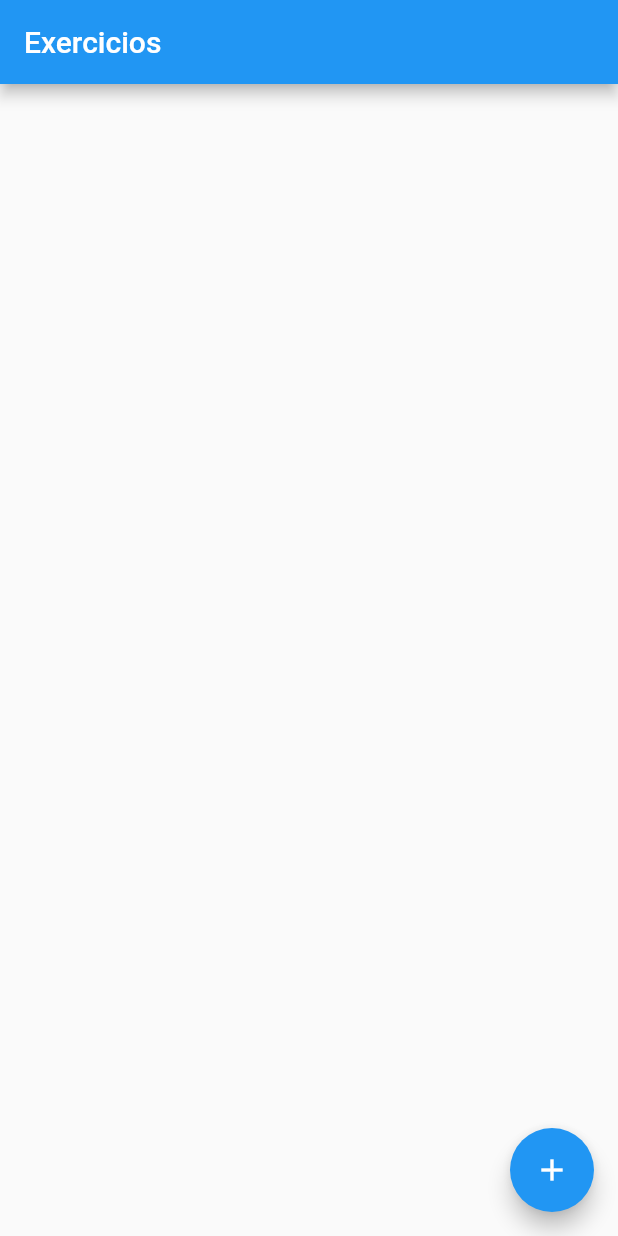
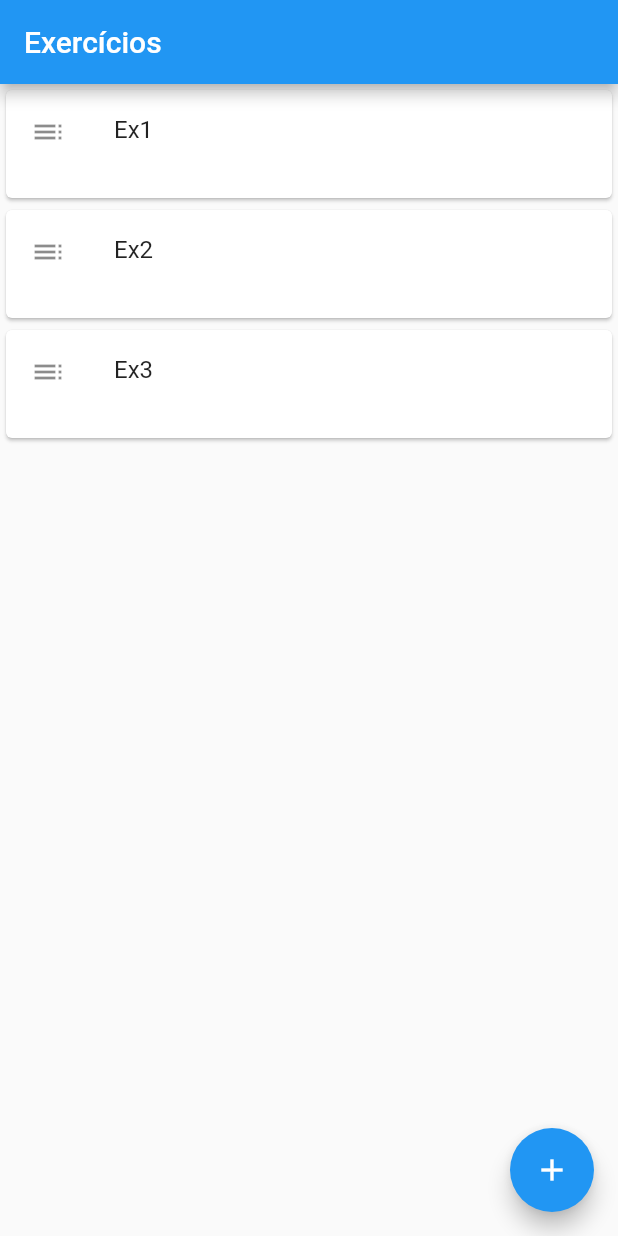
Before and after one commit to jeffersonwgoes/flutter_treinoapp, a Flutter app: the screen it shows after launch, on a phone screen of 412 x 824 dp. Run offline on Flutter 3.47's test engine with Material 2 defaults, Android fonts, the phone set to English and light mode, and no system bars; our stand-ins replace toast.

Commit message:
voltando os estudos

```diff
--- a/lib/main.dart
+++ b/lib/main.dart
@@ -1,7 +1,5 @@
 import 'package:flutter/material.dart';
-import 'package:flutter_treinoapp/screens/exercise/form.dart';
-import 'package:flutter_treinoapp/screens/exercise/list.dart';
-import 'package:flutter_treinoapp/screens/workout/list.dart';
+import 'package:toast/toast.dart';
 
 void main() => runApp(EasyWorkout());
 
@@ -14,3 +12,80 @@ class EasyWorkout extends StatelessWidget {
     );
   }
 }
+
+class ListExercises extends StatefulWidget {
+  @override
+  List<Exercise> _exercises = new List();
+  State<StatefulWidget> createState() => ItemExercise();
+}
+
+class ItemExercise extends State<ListExercises> {
+  Widget build(BuildContext context) {
+    widget._exercises.add(Exercise("Ex1"));
+    widget._exercises.add(Exercise("Ex2"));
+    widget._exercises.add(Exercise("Ex3"));
+
+    return Scaffold(
+      appBar: AppBar(
+        title: Text("Exercícios")
+      ),
+      floatingActionButton: FloatingActionButton(
+        child: Icon(Icons.add),
+        onPressed: ()=> _addNewExercise(context),
+      ),
+      body: ListView.builder(
+        itemCount: widget._exercises.length,
+        itemBuilder: (context, index) => ItemListExercise(widget._exercises[index]),
+      ),
+    );
+  }
+
+  void _addNewExercise(BuildContext context) {
+    Toast.show("Clicado float", context);
+  }
+}
+
+
+class ItemListExercise extends StatelessWidget {
+  final Exercise exercise;
+
+  ItemListExercise(this.exercise);
+
+  @override
+  Widget build(BuildContext context) {
+    return Card(
+      child: ListTile(
+        leading: Icon(Icons.toc),
+        title: Text(this.exercise.name),
+        subtitle: Text(this.exercise.toString()),
+        //onTap: () => Toast.show("Tap: " + this.exercise + " - " + _textToWrite, context),
+        //onLongPress: () => Toast.show("LongPress: " + this.exercise + " - " + _textToWrite, context),
+      ),
+    );
+  }
+}
+
+class Exercise {
+  final String name;
+  final String repetition;
+  final String weight;
+  final String time;
+
+  Exercise(this.name, {this.repetition, this.weight, this.time});
+
+  toString() {
+    String _text = "";
+
+    if(this.repetition != null) {
+      _text += this.repetition;
+    }
+    if(this.weight != null) {
+      _text += (_text != "" ? " - " : "") + this.weight;
+    }
+
+    if(this.time != null) {
+      _text += (_text != "" ? " - " : "") + this.time;
+    }
+    return _text;
+  }
+}
--- a/lib/models/exercise.dart
+++ /dev/null
@@ -1,14 +0,0 @@
-class Exercise {
-  final String name;
-  final int weight;
-  final int repetition;
-  final int time;
-
-  Exercise(this.name, {this.weight, this.repetition, this.time});
-  @override
-  String toString() {
-    return (weight != null ? "Peso: "+weight.toString() + " kg" : "") +
-    (repetition != null ? " Rep: "+repetition.toString() + "x" : "") +
-    (time != null ? " Tempo: "+time.toString() + " s" : "");
-  }
-}
--- a/lib/screens/exercise/list.dart
+++ /dev/null
@@ -1,82 +0,0 @@
-import 'package:flutter/material.dart';
-import 'package:flutter/widgets.dart';
-import 'package:flutter_treinoapp/components/card.dart';
-import 'package:flutter_treinoapp/models/exercise.dart';
-import 'package:flutter_treinoapp/screens/exercise/form.dart';
-
-final String _titleAppBarListWorkOut = "Exercicios";
-
-class ListExercises extends StatefulWidget {
-  final List<Exercise> _exercises = List();
-
-  @override
-  State<StatefulWidget> createState() => ListExercisesState();
-
-}
-
-class ListExercisesState extends State<ListExercises> {
-  ListExercisesState();
-
-  @override
-  Widget build(BuildContext context) {
-    return Scaffold(
-      appBar: AppBar(title: Text(_titleAppBarListWorkOut,),),
-      floatingActionButton: FloatingActionButton(
-        child: Icon(Icons.add),
-        onPressed: () => _onClickAddExercise(context)
-      ),
-      body: ListView.builder(
-        itemCount: widget._exercises.length,
-        itemBuilder: (context, index) => ItemListExercises(widget._exercises[index]),
-      ),
-    );
-  }
-
-  void _onClickAddExercise(BuildContext context) {
-    debugPrint("Cliquei pra Add");
-    Navigator.push(context, MaterialPageRoute(
-        builder: (context) => FormInsertExercise()
-      ),
-    ).then((receivedExercise) => _refreshAddingItem(receivedExercise));
-  }
-
-  _refreshAddingItem(receivedExercise) {
-    if(receivedExercise != null) {
-      setState(() {
-        widget._exercises.add(receivedExercise);
-      });
-    }
-  }
-
-  // _editExercise(BuildContext context, int index) {
-  //   Navigator.push(context,
-  //     MaterialPageRoute(
-  //       builder: (context) => FormInsertExercise(name: widget._exercises[index].name,),
-  //     ),
-  //   ).then((exerciseEdited) {
-  //     debugPrint("Edit" + exerciseEdited.name);
-  //     if(exerciseEdited != null) {
-  //       // setState(() {
-  //         widget._exercises[index] = exerciseEdited;
-  //       // });
-  //     }
-  //   });
-  // }
-}
-
-class ItemListExercises extends StatelessWidget {
-  final Exercise _exercise;
-  // final GestureTapCallback onTap;
-
-  ItemListExercises(this._exercise, /*this.onTap*/);
-
-  @override
-  Widget build(BuildContext context) {
-    return CardItem(
-      (){},
-      leading: Icons.title,
-      title: _exercise.name,
-      subtitle: _exercise.toString(),
-    );
-  }
-}
--- a/pubspec.yaml
+++ b/pubspec.yaml
@@ -19,6 +19,8 @@ environment:
 dependencies:
   flutter:
     sdk: flutter
+
+  toast: ^0.1.5
 
   # The following adds the Cupertino Icons font to your application.
   # Use with the CupertinoIcons class for iOS style icons.
```
Also changed, not shown: lib/components/card.dart (deleted, +0 -24 lines), lib/components/editor.dart (deleted, +0 -28 lines), lib/models/workout.dart (deleted, +0 -24 lines), lib/screens/exercise/form.dart (deleted, +0 -73 lines), lib/screens/workout/list.dart (deleted, +0 -41 lines), lib/screens/workout/form.dart (deleted), pubspec.lock.
